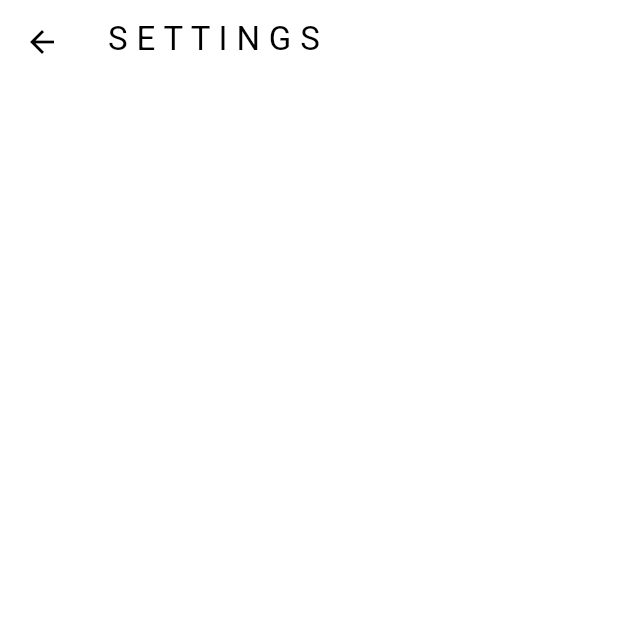
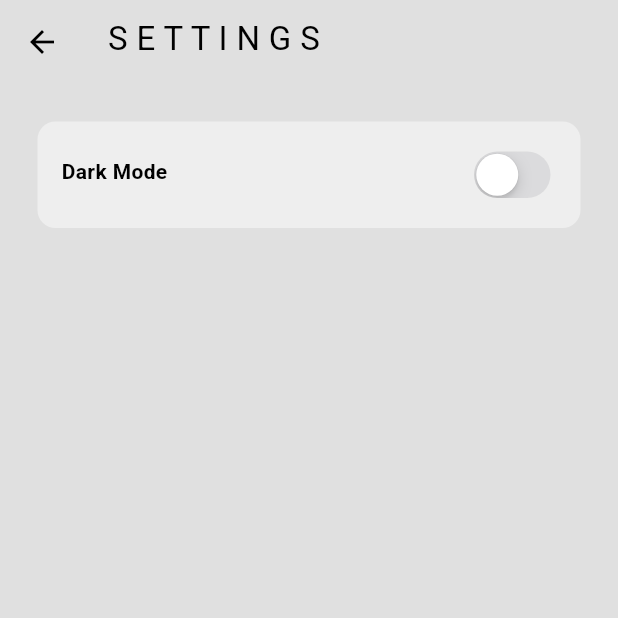
Before and after one commit to aminwhat/VMusic, a Flutter app: the screen it shows after launch, in the side drawer, after a tap on "S E T T I N G S", on a phone screen of 412 x 824 dp, the top half of it. Run offline on Flutter 3.47's test engine with Material 3 defaults, Android fonts, the phone set to English and light mode, and no system bars.

Commit message:
settings basic ui

```diff
--- a/lib/components/my_drawer.dart
+++ b/lib/components/my_drawer.dart
@@ -7,7 +7,7 @@
   @override
   Widget build(BuildContext context) {
     return Drawer(
-      backgroundColor: Theme.of(context).colorScheme.background,
+      backgroundColor: Theme.of(context).colorScheme.surface,
       child: Column(
         children: [
           DrawerHeader(
--- a/lib/pages/home.dart
+++ b/lib/pages/home.dart
@@ -12,7 +12,7 @@
   @override
   Widget build(BuildContext context) {
     return Scaffold(
-      backgroundColor: Theme.of(context).colorScheme.background,
+      backgroundColor: Theme.of(context).colorScheme.surface,
       appBar: AppBar(
         title: const Text('VMusic'),
       ),
--- a/lib/pages/settings.dart
+++ b/lib/pages/settings.dart
@@ -1,4 +1,7 @@
+import 'package:flutter/cupertino.dart';
 import 'package:flutter/material.dart';
+import 'package:provider/provider.dart';
+import 'package:vmusic/themes/theme_provider.dart';
 
 class SettingsPage extends StatelessWidget {
   const SettingsPage({super.key});
@@ -6,8 +9,33 @@
   @override
   Widget build(BuildContext context) {
     return Scaffold(
+      backgroundColor: Theme.of(context).colorScheme.surface,
       appBar: AppBar(
         title: const Text('S E T T I N G S'),
+      ),
+      body: Container(
+        decoration: BoxDecoration(
+          color: Theme.of(context).colorScheme.secondary,
+          borderRadius: BorderRadius.circular(12),
+        ),
+        padding: const EdgeInsets.all(16),
+        margin: const EdgeInsets.all(25),
+        child: Row(
+          mainAxisAlignment: MainAxisAlignment.spaceBetween,
+          children: [
+            const Text(
+              'Dark Mode',
+              style: TextStyle(fontWeight: FontWeight.bold),
+            ),
+            CupertinoSwitch(
+              value:
+                  Provider.of<ThemeProvider>(context, listen: false).isDarkMode,
+              onChanged: (value) =>
+                  Provider.of<ThemeProvider>(context, listen: false)
+                      .toggleTheme(),
+            ),
+          ],
+        ),
       ),
     );
   }
--- a/lib/themes/dark_mode.dart
+++ b/lib/themes/dark_mode.dart
@@ -4,7 +4,7 @@
   fontFamily: "Vazirmatn",
   useMaterial3: true,
   colorScheme: ColorScheme.light(
-    background: Colors.grey.shade900,
+    surface: Colors.grey.shade900,
     primary: Colors.grey.shade600,
     secondary: Colors.grey.shade800,
     inversePrimary: Colors.grey.shade300,
--- a/lib/themes/light_mode.dart
+++ b/lib/themes/light_mode.dart
@@ -4,7 +4,7 @@
   fontFamily: "Vazirmatn",
   useMaterial3: true,
   colorScheme: ColorScheme.light(
-    background: Colors.grey.shade300,
+    surface: Colors.grey.shade300,
     primary: Colors.grey.shade500,
     secondary: Colors.grey.shade200,
     inversePrimary: Colors.grey.shade900,
```
